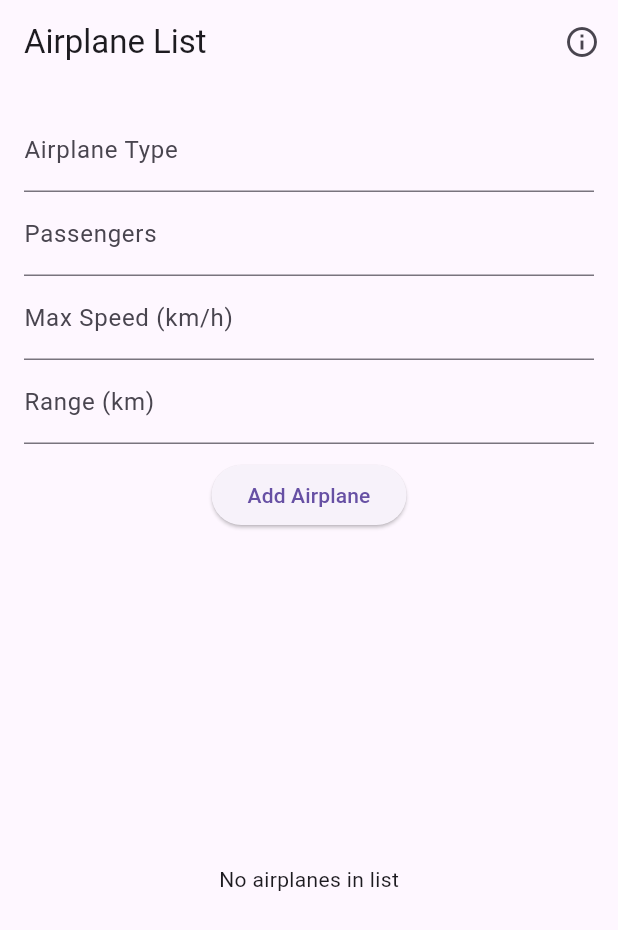
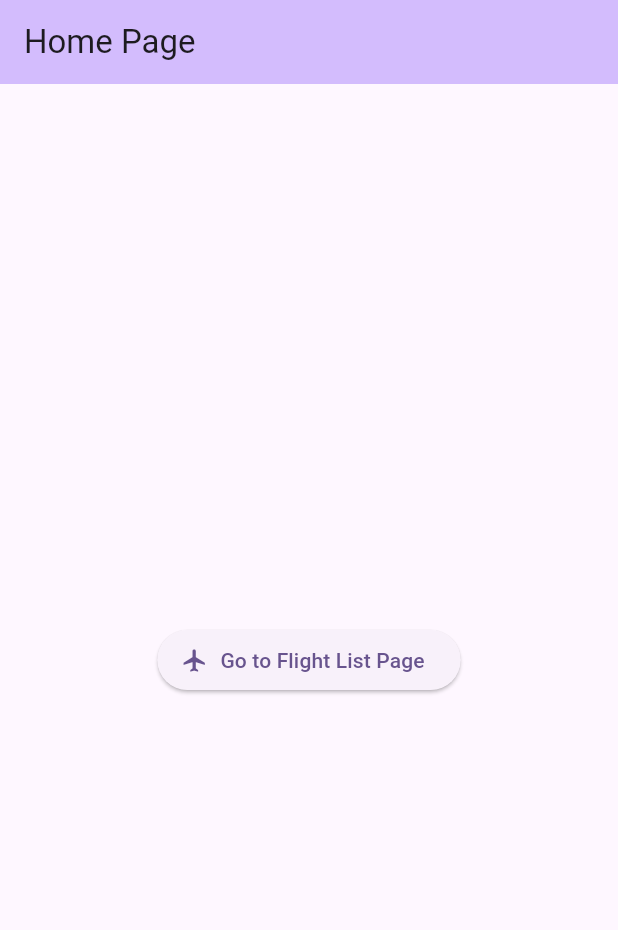
Before and after one commit to CHEKHAR-Mustapha/final_project_cst2335, a Flutter app: the screen it shows after launch, on a phone screen of 412 x 824 dp. Shown: the top 930 px of the screen. Run offline on Flutter 3.47's test engine with Material 3 defaults, Android fonts, the light colour scheme and no system bars; our stand-ins replace floor, flutter_secure_storage, sqflite; missing offline and left inert: encrypted_shared_preferences; accounts and stored records are empty; generated files the repository leaves out were written again.

Commit message:
some error on web application, but able to run on phone. edit from airplane branch

```diff
--- /dev/null
+++ b/lib/encrypted_preferences.dart
@@ -0,0 +1,26 @@
+import 'package:encrypted_shared_preferences/encrypted_shared_preferences.dart';
+
+final EncryptedSharedPreferences encryptedPreferences = EncryptedSharedPreferences();
+
+class EncryptedPreferences {
+  final EncryptedSharedPreferences _prefs = EncryptedSharedPreferences();
+
+  static const String _departureCityKey = 'departureCity';
+  static const String _arrivalCityKey = 'arrivalCity';
+
+  Future<void> saveLastDepartureCity(String city) async {
+    await _prefs.setString(_departureCityKey, city);
+  }
+
+  Future<void> saveLastArrivalCity(String city) async {
+    await _prefs.setString(_arrivalCityKey, city);
+  }
+
+  Future<String?> getLastDepartureCity() async {
+    return await _prefs.getString(_departureCityKey);
+  }
+
+  Future<String?> getLastArrivalCity() async {
+    return await _prefs.getString(_arrivalCityKey);
+  }
+}
--- /dev/null
+++ b/lib/flight_entity.dart
@@ -0,0 +1,19 @@
+import 'package:floor/floor.dart';
+
+@entity
+class FlightEntity {
+  @PrimaryKey(autoGenerate: true)
+  final int? id;
+  final String departureCity;
+  final String arrivalCity;
+  final int departureTime;
+  final int arrivalTime;
+  ///Flight Entity Represents a flight betwenn two cities, with a departure and arrival date.
+  FlightEntity(
+      this.id,
+      this.departureCity,
+      this.arrivalCity,
+      this.departureTime,
+      this.arrivalTime,
+      );
+}
--- /dev/null
+++ b/lib/flight_list_dao.dart
@@ -0,0 +1,22 @@
+import 'package:floor/floor.dart';
+import 'flight_entity.dart';
+///flight entity DAO
+@dao
+abstract class FlightDao {
+
+  ///findAllFlights finds all flights in Flight database
+  @Query('SELECT * FROM FlightEntity')
+  Future<List<FlightEntity>> findAllFlights();
+  ///Find flight by Id finds specific Flight in database using unique Id
+  @Query('SELECT * FROM FlightEntity WHERE id = :id')
+  Stream<FlightEntity?> findFlightById(int id);
+  ///Insert flight Into database
+  @insert
+  Future<void> insertFlight(FlightEntity flight);
+  /// updates flight entity in dadtabase
+  @update
+  Future<void> updateFlight(FlightEntity flight);
+  /// Deletes flight entity in database
+  @delete
+  Future<void> deleteFlight(FlightEntity flight);
+}
--- /dev/null
+++ b/lib/flight_list_db.dart
@@ -0,0 +1,12 @@
+import 'dart:async';
+import 'package:floor/floor.dart';
+import 'package:sqflite/sqflite.dart' as sqflite;
+import 'flight_entity.dart';
+import 'flight_list_dao.dart';
+
+part 'flight_list_db.g.dart';
+///Flight entity database
+@Database(version: 1, entities: [FlightEntity])
+abstract class FlightDatabase extends FloorDatabase {
+  FlightDao get flightDao;
+}
--- a/lib/main.dart
+++ b/lib/main.dart
@@ -1,20 +1,104 @@
 import 'package:flutter/material.dart';
-import 'airplane_page.dart';
+import 'flight_list_dao.dart';
+import 'flight_list_db.dart';
+import 'flight_list_page.dart';
+import 'encrypted_preferences.dart';
 
-void main() {
-  runApp(const MyApp());
+void main() async {
+  WidgetsFlutterBinding.ensureInitialized();
+
+  // Initialize the databases
+  final flightDatabase = await $FloorFlightDatabase.databaseBuilder('flight_database.db').build();
+  final flightDao = flightDatabase.flightDao;
+
+  // Initialize EncryptedPreferences
+  final encryptedPrefs = EncryptedPreferences();
+
+  runApp(MyApp(
+    flightDao: flightDao,
+    encryptedPrefs: encryptedPrefs,
+  ));
 }
 
 class MyApp extends StatelessWidget {
-  const MyApp({super.key});
+  final FlightDao flightDao;
+  final EncryptedPreferences encryptedPrefs;
+
+  const MyApp({
+    super.key,
+    required this.flightDao,
+    required this.encryptedPrefs
+  });
 
   @override
   Widget build(BuildContext context) {
     return MaterialApp(
-      title: 'Airplane Manager',
-      theme: ThemeData(primarySwatch: Colors.blue),
-      home: const AirplanePage(),
-      debugShowCheckedModeBanner: false,
+      title: 'Airplane Management',
+      theme: ThemeData(
+        colorScheme: ColorScheme.fromSeed(seedColor: Colors.deepPurple),
+        useMaterial3: true,
+      ),
+      home: MyHomePage(
+        flightDao: flightDao,
+        encryptedPrefs: encryptedPrefs,
+      ),
+      routes: {
+        '/homePage': (context) => MyApp(
+          flightDao: flightDao,
+          encryptedPrefs: encryptedPrefs,
+        ),
+      },
     );
   }
 }
+
+class MyHomePage extends StatefulWidget {
+  final FlightDao flightDao;
+  final EncryptedPreferences encryptedPrefs;
+
+  const MyHomePage({
+    super.key,
+    required this.flightDao,
+    required this.encryptedPrefs,
+  });
+
+  @override
+  State<MyHomePage> createState() => _MyHomePageState();
+}
+
+class _MyHomePageState extends State<MyHomePage> {
+  @override
+  Widget build(BuildContext context) {
+    return Scaffold(
+      appBar: AppBar(
+        backgroundColor: Theme.of(context).colorScheme.inversePrimary,
+        title: const Text('Home Page'),
+      ),
+      body: Center(
+        child: Column(
+          mainAxisAlignment: MainAxisAlignment.center,
+          children: <Widget>[
+            ElevatedButton.icon(
+              onPressed: _navigateToFlightListPage,
+              icon: const Icon(Icons.flight),
+              label: const Text('Go to Flight List Page'),
+            ),
+          ],
+        ),
+      ),
+    );
+  }
+
+  void _navigateToFlightListPage() {
+    Navigator.push(
+      context,
+      MaterialPageRoute(
+        builder: (context) => FlightListPage(
+          flightDao: widget.flightDao,
+          encryptedPrefs: widget.encryptedPrefs,
+        ),
+      ),
+    );
+  }
+
+}
```
Also changed, not shown: lib/flight_details_page.dart (added, +74 -0 lines), lib/flight_list_page.dart (added, +427 -0 lines), pubspec.yaml (+14 -2 lines), pubspec.lock, 2 other files.
